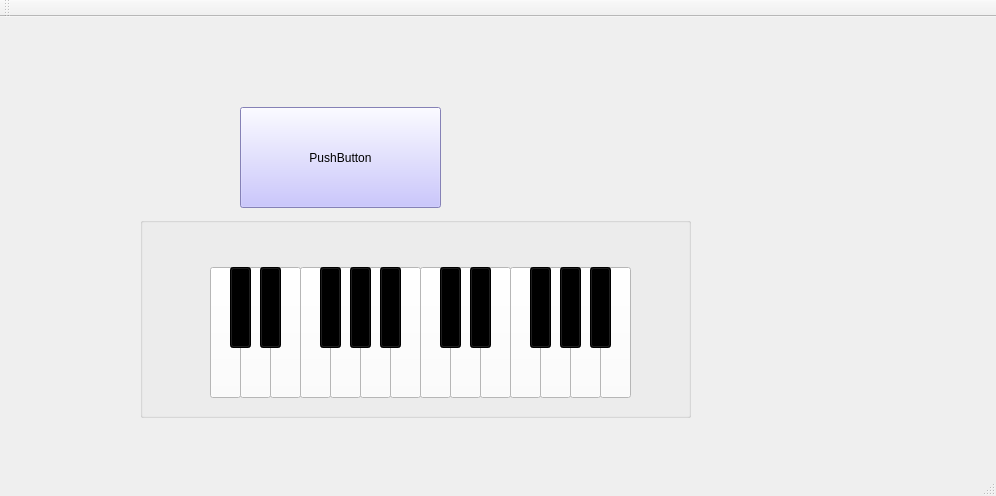
Above: quelleEstCetteNote/mainwindow.ui from orichalque/quelleEstCetteNote before the change. Below: the same form after it.
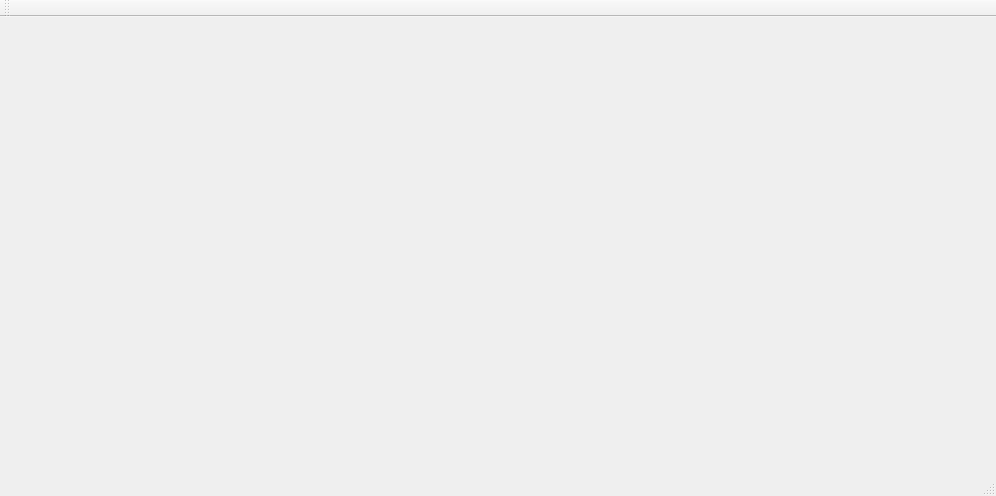
That is the form after the change.

Patch:
```diff
--- a/quelleEstCetteNote/mainwindow.ui
+++ b/quelleEstCetteNote/mainwindow.ui
@@ -10,482 +10,16 @@
     <height>496</height>
    </rect>
   </property>
+  <property name="sizePolicy">
+   <sizepolicy hsizetype="Expanding" vsizetype="Expanding">
+    <horstretch>0</horstretch>
+    <verstretch>0</verstretch>
+   </sizepolicy>
+  </property>
   <property name="windowTitle">
    <string>MainWindow</string>
   </property>
-  <widget class="QWidget" name="centralWidget">
-   <widget class="QGroupBox" name="groupBox_2">
-    <property name="geometry">
-     <rect>
-      <x>140</x>
-      <y>200</y>
-      <width>551</width>
-      <height>201</height>
-     </rect>
-    </property>
-    <property name="title">
-     <string/>
-    </property>
-    <widget class="QPushButton" name="pushButton_21">
-     <property name="geometry">
-      <rect>
-       <x>300</x>
-       <y>50</y>
-       <width>21</width>
-       <height>81</height>
-      </rect>
-     </property>
-     <property name="styleSheet">
-      <string notr="true">background-color: rgb(0, 0, 0);
-alternate-background-color: rgb(74, 74, 74);</string>
-     </property>
-     <property name="text">
-      <string/>
-     </property>
-    </widget>
-    <widget class="QPushButton" name="pushButton_15">
-     <property name="geometry">
-      <rect>
-       <x>310</x>
-       <y>50</y>
-       <width>31</width>
-       <height>131</height>
-      </rect>
-     </property>
-     <property name="styleSheet">
-      <string notr="true">background-color: rgb(255, 255, 255);
-alternate-background-color: rgb(208, 208, 208);</string>
-     </property>
-     <property name="text">
-      <string/>
-     </property>
-    </widget>
-    <widget class="QPushButton" name="pushButton_23">
-     <property name="geometry">
-      <rect>
-       <x>420</x>
-       <y>50</y>
-       <width>21</width>
-       <height>81</height>
-      </rect>
-     </property>
-     <property name="styleSheet">
-      <string notr="true">background-color: rgb(0, 0, 0);
-alternate-background-color: rgb(74, 74, 74);</string>
-     </property>
-     <property name="text">
-      <string/>
-     </property>
-    </widget>
-    <widget class="QPushButton" name="pushButton_5">
-     <property name="geometry">
-      <rect>
-       <x>220</x>
-       <y>50</y>
-       <width>31</width>
-       <height>131</height>
-      </rect>
-     </property>
-     <property name="styleSheet">
-      <string notr="true">background-color: rgb(255, 255, 255);
-alternate-background-color: rgb(208, 208, 208);</string>
-     </property>
-     <property name="text">
-      <string/>
-     </property>
-    </widget>
-    <widget class="QPushButton" name="pushButton_17">
-     <property name="geometry">
-      <rect>
-       <x>180</x>
-       <y>50</y>
-       <width>21</width>
-       <height>81</height>
-      </rect>
-     </property>
-     <property name="styleSheet">
-      <string notr="true">background-color: rgb(0, 0, 0);
-alternate-background-color: rgb(74, 74, 74);</string>
-     </property>
-     <property name="text">
-      <string/>
-     </property>
-    </widget>
-    <widget class="QPushButton" name="pushButton_11">
-     <property name="geometry">
-      <rect>
-       <x>400</x>
-       <y>50</y>
-       <width>31</width>
-       <height>131</height>
-      </rect>
-     </property>
-     <property name="styleSheet">
-      <string notr="true">background-color: rgb(255, 255, 255);
-alternate-background-color: rgb(208, 208, 208);</string>
-     </property>
-     <property name="text">
-      <string/>
-     </property>
-    </widget>
-    <widget class="QPushButton" name="pushButton_19">
-     <property name="geometry">
-      <rect>
-       <x>240</x>
-       <y>50</y>
-       <width>21</width>
-       <height>81</height>
-      </rect>
-     </property>
-     <property name="styleSheet">
-      <string notr="true">background-color: rgb(0, 0, 0);
-alternate-background-color: rgb(74, 74, 74);</string>
-     </property>
-     <property name="text">
-      <string/>
-     </property>
-    </widget>
-    <widget class="QPushButton" name="pushButton_3">
-     <property name="geometry">
-      <rect>
-       <x>160</x>
-       <y>50</y>
-       <width>31</width>
-       <height>131</height>
-      </rect>
-     </property>
-     <property name="styleSheet">
-      <string notr="true">background-color: rgb(255, 255, 255);
-alternate-background-color: rgb(208, 208, 208);</string>
-     </property>
-     <property name="text">
-      <string/>
-     </property>
-    </widget>
-    <widget class="QPushButton" name="pushButton_7">
-     <property name="geometry">
-      <rect>
-       <x>190</x>
-       <y>50</y>
-       <width>31</width>
-       <height>131</height>
-      </rect>
-     </property>
-     <property name="styleSheet">
-      <string notr="true">background-color: rgb(255, 255, 255);
-alternate-background-color: rgb(208, 208, 208);</string>
-     </property>
-     <property name="text">
-      <string/>
-     </property>
-    </widget>
-    <widget class="QPushButton" name="pushButton_8">
-     <property name="geometry">
-      <rect>
-       <x>250</x>
-       <y>50</y>
-       <width>31</width>
-       <height>131</height>
-      </rect>
-     </property>
-     <property name="styleSheet">
-      <string notr="true">background-color: rgb(255, 255, 255);
-alternate-background-color: rgb(208, 208, 208);</string>
-     </property>
-     <property name="text">
-      <string/>
-     </property>
-    </widget>
-    <widget class="QPushButton" name="pushButton_2">
-     <property name="geometry">
-      <rect>
-       <x>100</x>
-       <y>50</y>
-       <width>31</width>
-       <height>131</height>
-      </rect>
-     </property>
-     <property name="styleSheet">
-      <string notr="true">background-color: rgb(255, 255, 255);
-alternate-background-color: rgb(208, 208, 208);</string>
-     </property>
-     <property name="text">
-      <string/>
-     </property>
-    </widget>
-    <widget class="QPushButton" name="pushButton_14">
-     <property name="geometry">
-      <rect>
-       <x>120</x>
-       <y>50</y>
-       <width>21</width>
-       <height>81</height>
-      </rect>
-     </property>
-     <property name="styleSheet">
-      <string notr="true">background-color: rgb(0, 0, 0);
-alternate-background-color: rgb(74, 74, 74);</string>
-     </property>
-     <property name="text">
-      <string/>
-     </property>
-    </widget>
-    <widget class="QPushButton" name="pushButton_16">
-     <property name="geometry">
-      <rect>
-       <x>370</x>
-       <y>50</y>
-       <width>31</width>
-       <height>131</height>
-      </rect>
-     </property>
-     <property name="styleSheet">
-      <string notr="true">background-color: rgb(255, 255, 255);
-alternate-background-color: rgb(208, 208, 208);</string>
-     </property>
-     <property name="text">
-      <string/>
-     </property>
-    </widget>
-    <widget class="QPushButton" name="pushButton_18">
-     <property name="geometry">
-      <rect>
-       <x>210</x>
-       <y>50</y>
-       <width>21</width>
-       <height>81</height>
-      </rect>
-     </property>
-     <property name="styleSheet">
-      <string notr="true">background-color: rgb(0, 0, 0);
-alternate-background-color: rgb(74, 74, 74);</string>
-     </property>
-     <property name="text">
-      <string/>
-     </property>
-    </widget>
-    <widget class="QPushButton" name="pushButton_9">
-     <property name="geometry">
-      <rect>
-       <x>340</x>
-       <y>50</y>
-       <width>31</width>
-       <height>131</height>
-      </rect>
-     </property>
-     <property name="styleSheet">
-      <string notr="true">background-color: rgb(255, 255, 255);
-selection-color: rgb(29, 40, 255);
-selection-background-color: rgb(82, 215, 255);
-alternate-background-color: rgb(208, 208, 208);</string>
-     </property>
-     <property name="text">
-      <string/>
-     </property>
-    </widget>
-    <widget class="QPushButton" name="pushButton_4">
-     <property name="geometry">
-      <rect>
-       <x>130</x>
-       <y>50</y>
-       <width>31</width>
-       <height>131</height>
-      </rect>
-     </property>
-     <property name="styleSheet">
-      <string notr="true">background-color: rgb(255, 255, 255);
-alternate-background-color: rgb(208, 208, 208);</string>
-     </property>
-     <property name="text">
-      <string/>
-     </property>
-    </widget>
-    <widget class="QPushButton" name="pushButton_6">
-     <property name="geometry">
-      <rect>
-       <x>280</x>
-       <y>50</y>
-       <width>31</width>
-       <height>131</height>
-      </rect>
-     </property>
-     <property name="styleSheet">
-      <string notr="true">background-color: rgb(255, 255, 255);
-alternate-background-color: rgb(208, 208, 208);</string>
-     </property>
-     <property name="text">
-      <string/>
-     </property>
-    </widget>
-    <widget class="QPushButton" name="pushButton_20">
-     <property name="geometry">
-      <rect>
-       <x>330</x>
-       <y>50</y>
-       <width>21</width>
-       <height>81</height>
-      </rect>
-     </property>
-     <property name="styleSheet">
-      <string notr="true">background-color: rgb(0, 0, 0);
-alternate-background-color: rgb(74, 74, 74);</string>
-     </property>
-     <property name="text">
-      <string/>
-     </property>
-    </widget>
-    <widget class="QPushButton" name="pushButton">
-     <property name="geometry">
-      <rect>
-       <x>70</x>
-       <y>50</y>
-       <width>31</width>
-       <height>131</height>
-      </rect>
-     </property>
-     <property name="styleSheet">
-      <string notr="true">background-color: rgb(255, 255, 255);
-alternate-background-color: rgb(208, 208, 208);</string>
-     </property>
-     <property name="text">
-      <string/>
-     </property>
-    </widget>
-    <widget class="QPushButton" name="pushButton_24">
-     <property name="geometry">
-      <rect>
-       <x>390</x>
-       <y>50</y>
-       <width>21</width>
-       <height>81</height>
-      </rect>
-     </property>
-     <property name="styleSheet">
-      <string notr="true">background-color: rgb(0, 0, 0);
-border-bottom-color: rgb(134, 227, 255);
-selection-color: rgb(255, 255, 255);
-border-color: rgb(255, 255, 255);
-alternate-background-color: rgb(74, 74, 74);</string>
-     </property>
-     <property name="text">
-      <string/>
-     </property>
-    </widget>
-    <widget class="QPushButton" name="pushButton_22">
-     <property name="geometry">
-      <rect>
-       <x>450</x>
-       <y>50</y>
-       <width>21</width>
-       <height>81</height>
-      </rect>
-     </property>
-     <property name="styleSheet">
-      <string notr="true">background-color: rgb(0, 0, 0);
-alternate-background-color: rgb(74, 74, 74);</string>
-     </property>
-     <property name="text">
-      <string/>
-     </property>
-    </widget>
-    <widget class="QPushButton" name="pushButton_10">
-     <property name="geometry">
-      <rect>
-       <x>430</x>
-       <y>50</y>
-       <width>31</width>
-       <height>131</height>
-      </rect>
-     </property>
-     <property name="styleSheet">
-      <string notr="true">background-color: rgb(255, 255, 255);
-alternate-background-color: rgb(208, 208, 208);</string>
-     </property>
-     <property name="text">
-      <string/>
-     </property>
-    </widget>
-    <widget class="QPushButton" name="pushButton_13">
-     <property name="geometry">
-      <rect>
-       <x>460</x>
-       <y>50</y>
-       <width>31</width>
-       <height>131</height>
-      </rect>
-     </property>
-     <property name="styleSheet">
-      <string notr="true">background-color: rgb(255, 255, 255);
-alternate-background-color: rgb(208, 208, 208);</string>
-     </property>
-     <property name="text">
-      <string/>
-     </property>
-    </widget>
-    <widget class="QPushButton" name="pushButton_12">
-     <property name="geometry">
-      <rect>
-       <x>90</x>
-       <y>50</y>
-       <width>21</width>
-       <height>81</height>
-      </rect>
-     </property>
-     <property name="styleSheet">
-      <string notr="true">background-color: rgb(0, 0, 0);
-color: qlineargradient(spread:pad, x1:0, y1:0, x2:1, y2:0, stop:0 rgba(0, 0, 0, 255), stop:1 rgba(255, 255, 255, 255));
-alternate-background-color: rgb(74, 74, 74);</string>
-     </property>
-     <property name="text">
-      <string/>
-     </property>
-    </widget>
-    <zorder>pushButton_13</zorder>
-    <zorder>pushButton</zorder>
-    <zorder>pushButton_4</zorder>
-    <zorder>pushButton_5</zorder>
-    <zorder>pushButton_6</zorder>
-    <zorder>pushButton_3</zorder>
-    <zorder>pushButton_8</zorder>
-    <zorder>pushButton_9</zorder>
-    <zorder>pushButton_11</zorder>
-    <zorder>pushButton_16</zorder>
-    <zorder>pushButton_10</zorder>
-    <zorder>pushButton_7</zorder>
-    <zorder>pushButton_15</zorder>
-    <zorder>pushButton_2</zorder>
-    <zorder>pushButton_21</zorder>
-    <zorder>pushButton_23</zorder>
-    <zorder>pushButton_17</zorder>
-    <zorder>pushButton_19</zorder>
-    <zorder>pushButton_14</zorder>
-    <zorder>pushButton_18</zorder>
-    <zorder>pushButton_20</zorder>
-    <zorder>pushButton_24</zorder>
-    <zorder>pushButton_22</zorder>
-    <zorder>pushButton_12</zorder>
-   </widget>
-   <widget class="QPushButton" name="pushButton_25">
-    <property name="geometry">
-     <rect>
-      <x>240</x>
-      <y>90</y>
-      <width>201</width>
-      <height>101</height>
-     </rect>
-    </property>
-    <property name="autoFillBackground">
-     <bool>false</bool>
-    </property>
-    <property name="styleSheet">
-     <string notr="true">
-background-color: rgb(186, 181, 255);</string>
-    </property>
-    <property name="text">
-     <string>PushButton</string>
-    </property>
-   </widget>
-  </widget>
+  <widget class="QWidget" name="centralWidget"/>
   <widget class="QMenuBar" name="menuBar">
    <property name="geometry">
     <rect>
```
Left out of the diff: 3 changed lines with no effect on the pictures.
